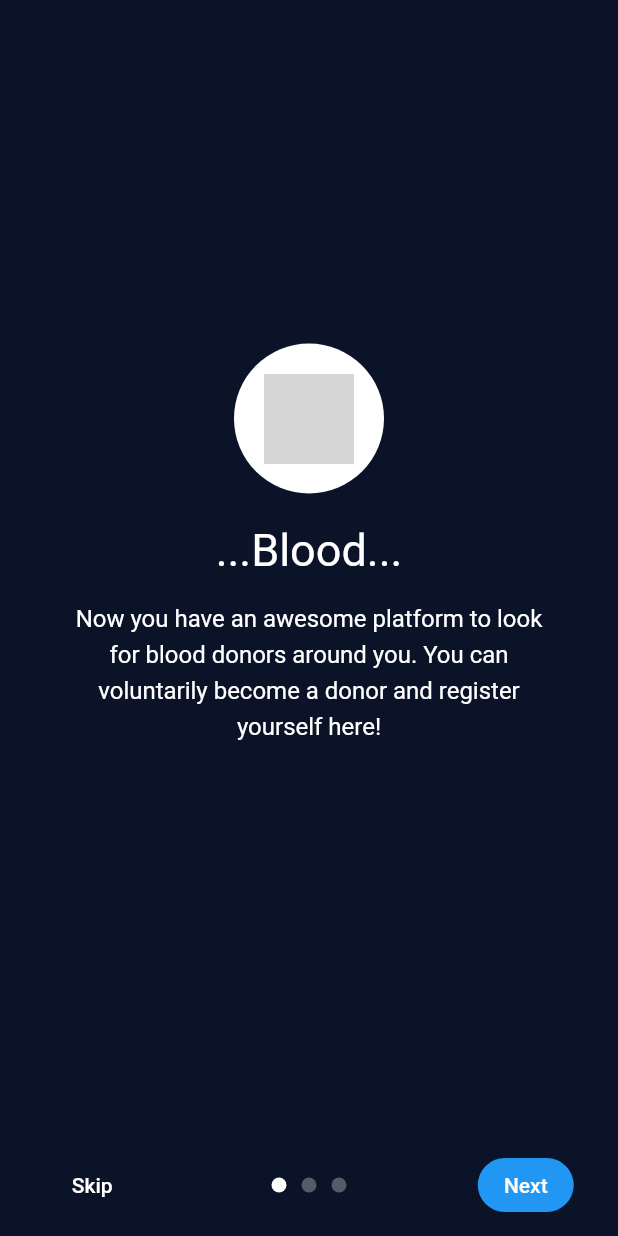
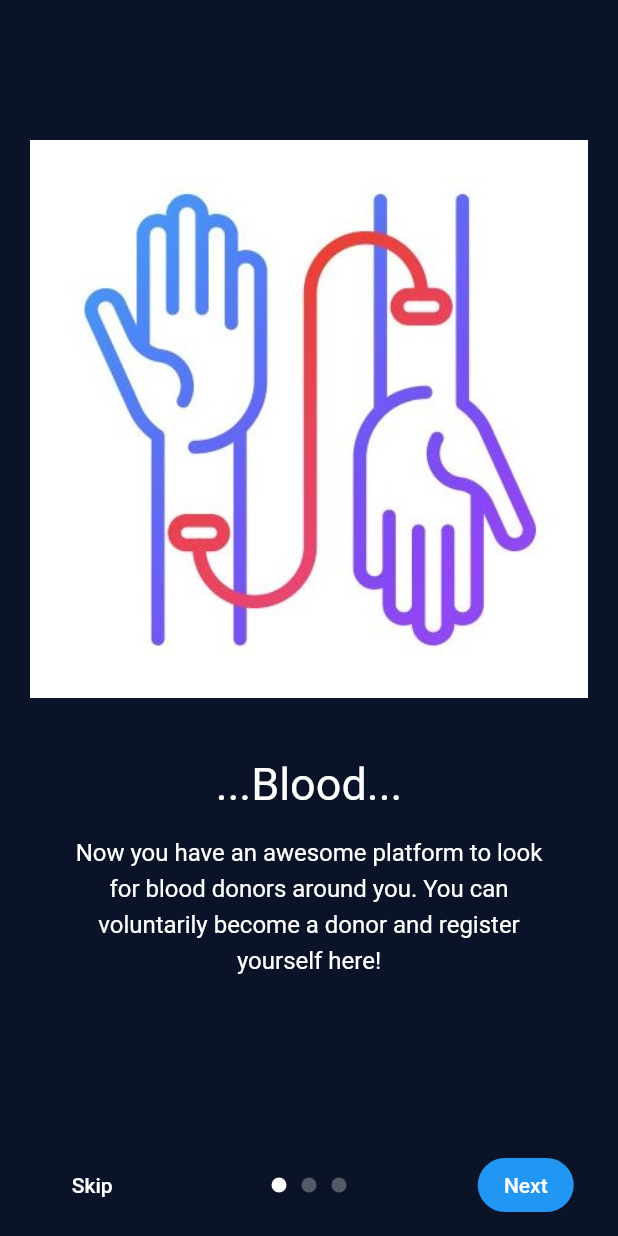
Before and after one commit to CoDi-YaPa/Messiah, a Flutter app: the screen it shows after launch, on a phone screen of 412 x 824 dp. Run offline on Flutter 3.47's test engine with Material 2 defaults, Android fonts, the light colour scheme and no system bars; drawn by our look-alikes of intro_slider; our stand-ins replace auto_size_text; grey boxes are pictures that could not be loaded.

Commit message:
slider image added

```diff
--- a/messiah_app/lib/Intro_sliderPage.dart
+++ b/messiah_app/lib/Intro_sliderPage.dart
@@ -22,21 +22,21 @@ class _IntroSliderPageState extends State<IntroSliderPage> {
           title: "...Blood...",
           description:
               "Now you have an awesome platform to look for blood donors around you. You can voluntarily become a donor and register yourself here!",
-          pathImage: "images/1.png"),
+          pathImage: "images/blood donation.jpg"),
     );
     slides.add(
       new Slide(
           title: "...Plasma...",
           description:
               "We all know how important this plasma becomes when he/she is in the final stages of NCov-19 or any other chronic illnesses. So, similar to getting a blood donor, you can also look for a plasma donor here!",
-          pathImage: "images/2.png"),
+          pathImage: "images/plasma donation.png"),
     );
     slides.add(
       new Slide(
           title: "...Oxygen...",
           description:
               "In the recent scenario of the Covid-19 pandemic, getting oxygen cylinders timely is another major concern. There are certain agents/suppliers about whom the common people are unaware of and they remain deprived of the oxygen cylinders. So here we are with yet another solution!",
-          pathImage: "images/3.png"),
+          pathImage: "images/oxygen.png"),
     );
   }
 
@@ -58,12 +58,12 @@ class _IntroSliderPageState extends State<IntroSliderPage> {
                   padding: EdgeInsets.all(20),
                   decoration: BoxDecoration(
                     shape: BoxShape.circle,
-                    color: Colors.white,
+                    //color: Colors.white,
                   ),
                   child: Image.asset(
                     currentSlide.pathImage,
                     matchTextDirection: true,
-                    height: 60.0,
+                    //fit: BoxFit.fill,
                   ),
                 ),
                 Container(
```
Also changed, not shown: messiah_app/images/blood donation.jpg (added), messiah_app/images/oxygen.png (added), messiah_app/images/plasma donation.png (added).
